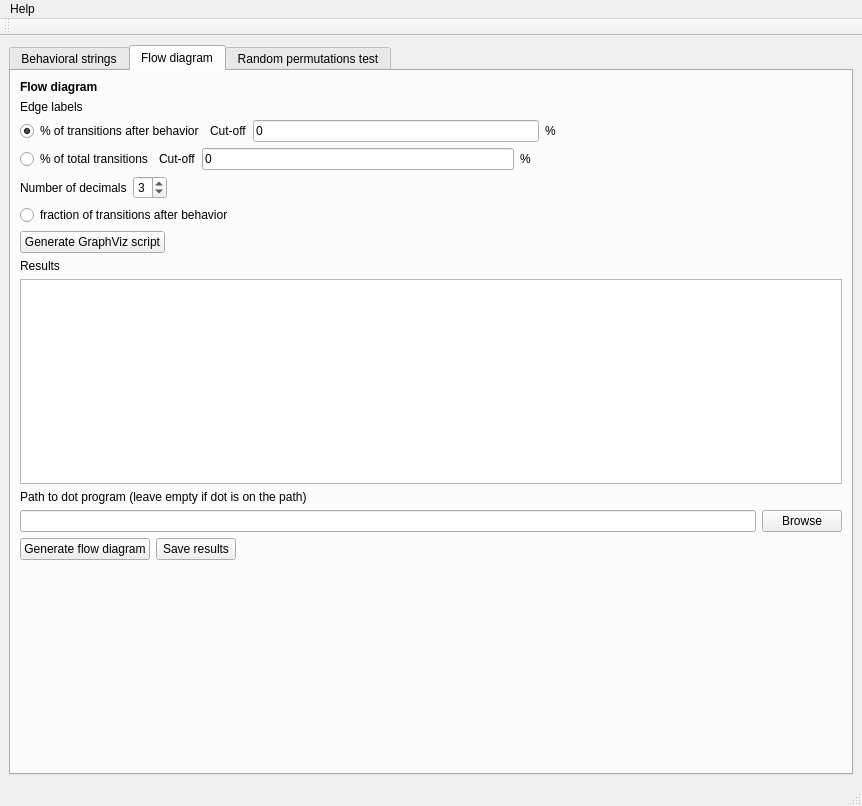
First picture: the form in behatrix.ui, repository olivierfriard/behatrix, before the edit.
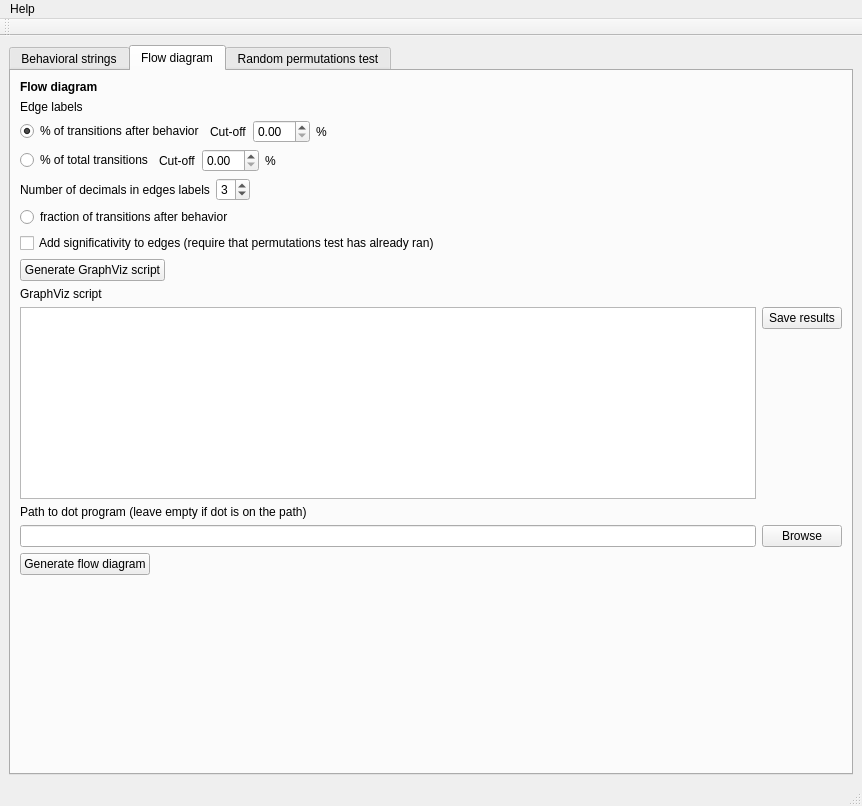
Second picture: the form after the edit. The open tabs and pages were chosen to show the change.

Commit message: plot graph with p values

```diff
--- a/behatrix.ui
+++ b/behatrix.ui
@@ -169,7 +169,7 @@
        <attribute name="title">
         <string>Flow diagram</string>
        </attribute>
-       <layout class="QVBoxLayout" name="verticalLayout_4">
+       <layout class="QVBoxLayout" name="verticalLayout_5">
         <item>
          <widget class="QLabel" name="label_6">
           <property name="text">
@@ -206,11 +206,7 @@
              </widget>
             </item>
             <item>
-             <widget class="QLineEdit" name="le_cutoff_transition_after_behav">
-              <property name="text">
-               <string>0</string>
-              </property>
-             </widget>
+             <widget class="QDoubleSpinBox" name="sb_cutoff_transition_after_behav"/>
             </item>
             <item>
              <widget class="QLabel" name="label_11">
@@ -255,11 +251,7 @@
              </widget>
             </item>
             <item>
-             <widget class="QLineEdit" name="le_cutoff_total_transition">
-              <property name="text">
-               <string>0</string>
-              </property>
-             </widget>
+             <widget class="QDoubleSpinBox" name="sb_cutoff_total_transition"/>
             </item>
             <item>
              <widget class="QLabel" name="label_12">
@@ -290,7 +282,7 @@
           <item>
            <widget class="QLabel" name="label_18">
             <property name="text">
-             <string>Number of decimals</string>
+             <string>Number of decimals in edges labels</string>
             </property>
            </widget>
           </item>
@@ -326,6 +318,13 @@
           </property>
          </widget>
         </item>
+        <item>
+         <widget class="QCheckBox" name="cb_plot_significativity">
+          <property name="text">
+           <string>Add significativity to edges (require that permutations test has already ran)</string>
+          </property>
+         </widget>
+        </item>
         <item>
          <layout class="QHBoxLayout" name="horizontalLayout_6">
           <item>
@@ -353,10 +352,12 @@
         <item>
          <widget class="QLabel" name="label_14">
           <property name="text">
-           <string>Results</string>
+           <string>GraphViz script</string>
           </property>
          </widget>
         </item>
+        <item>
+         <layout class="QHBoxLayout" name="horizontalLayout_13">
         <item>
          <widget class="QPlainTextEdit" name="pte_gv">
           <property name="font">
@@ -367,6 +368,32 @@
          </widget>
         </item>
         <item>
+           <layout class="QVBoxLayout" name="verticalLayout_4">
+            <item>
+             <widget class="QPushButton" name="pb_save_gv">
+              <property name="text">
+               <string>Save results</string>
+              </property>
+             </widget>
+            </item>
+            <item>
+             <spacer name="verticalSpacer_3">
+              <property name="orientation">
+               <enum>Qt::Vertical</enum>
+              </property>
+              <property name="sizeHint" stdset="0">
+               <size>
+                <width>20</width>
+                <height>40</height>
+               </size>
+              </property>
+             </spacer>
+            </item>
+           </layout>
+          </item>
+         </layout>
+        </item>
+        <item>
          <widget class="QLabel" name="label_16">
           <property name="text">
            <string>Path to dot program (leave empty if dot is on the path)</string>
@@ -388,7 +415,7 @@
          </layout>
         </item>
         <item>
-         <layout class="QHBoxLayout" name="horizontalLayout_13">
+         <layout class="QHBoxLayout" name="horizontalLayout_18">
           <item>
            <widget class="QPushButton" name="pb_flow_diagram">
             <property name="text">
@@ -396,13 +423,6 @@
             </property>
            </widget>
           </item>
-          <item>
-           <widget class="QPushButton" name="pb_save_gv">
-            <property name="text">
-             <string>Save results</string>
-            </property>
-           </widget>
-          </item>
           <item>
            <spacer name="horizontalSpacer_9">
             <property name="orientation">
```
Left out of the diff: 43 changed lines with no effect on the pictures. Lines whose indentation alone changed are shown as unchanged. The commit also changes 3 other files.
